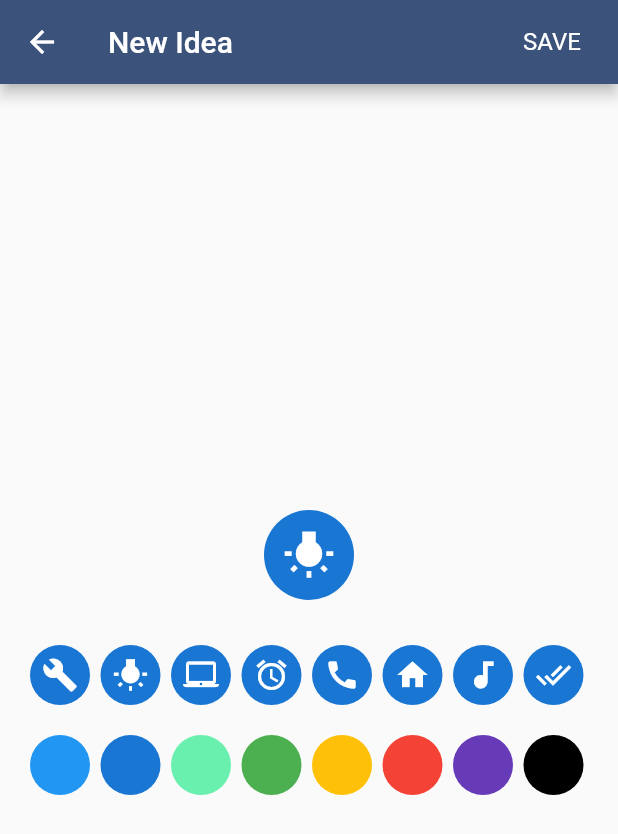
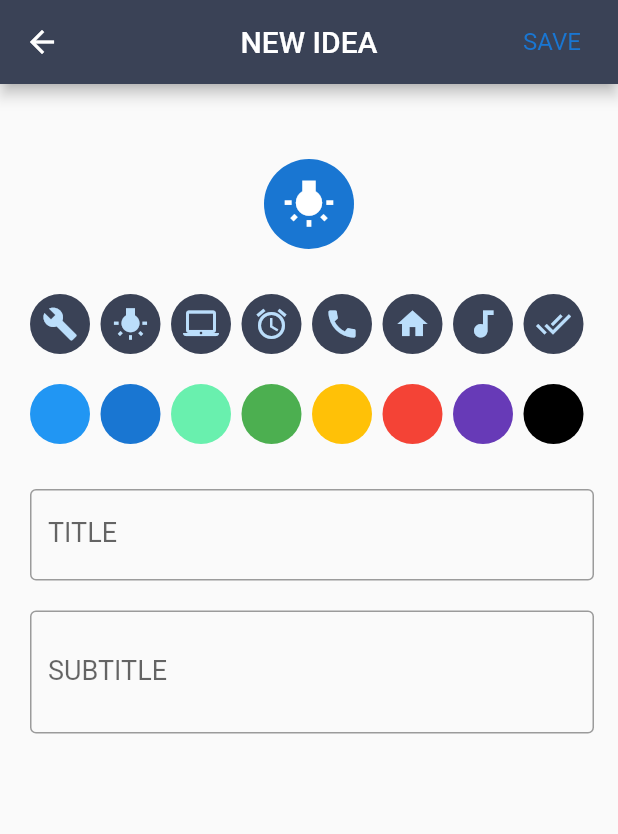
Before and after one commit to JBDionisio/flutter-organization_app, a Flutter app: the IdeasList screen opened directly, on a phone screen of 412 x 824 dp. Shown: the top 834 px of the screen. Run offline on Flutter 3.47's test engine with Material 2 defaults, Android fonts, the phone set to English and light mode, and no system bars.

Commit message:
#1 TextFormField for Title and Subtitle add

```diff
--- a/lib/screens/popups/ideasList.dart
+++ b/lib/screens/popups/ideasList.dart
@@ -10,13 +10,13 @@ class _IdeasListState extends State<IdeasList> {
   Color _color = Colors.blue[700];
   IconData _icon = Icons.wb_incandescent;
 
-
   @override
   Widget build(BuildContext context) {
     return new Scaffold(
       appBar: new AppBar(
-        title: const Text('New Idea'),
-        backgroundColor: Color.fromRGBO(59, 82, 122, 1.0),
+        title: const Text('NEW IDEA',),
+        backgroundColor: Color.fromRGBO(58, 66, 86, 1.0),
+        centerTitle: true,
         actions: [
           new FlatButton(
               onPressed: () {
@@ -29,15 +29,18 @@ class _IdeasListState extends State<IdeasList> {
                       .of(context)
                       .textTheme
                       .subhead
-                      .copyWith(color: Colors.white))),
+                      .copyWith(color: _color))),
         ],
       ),
-      body: Center(
-        child: Column(
+      resizeToAvoidBottomPadding: true,
+      body: ListView(
+        children: <Widget>[
+          Column(
             mainAxisAlignment: MainAxisAlignment.center,
             children: <Widget>[
               new Container(
-              padding: EdgeInsets.only(left: 40.0, right:40.0, bottom: 20.0),
+                padding: EdgeInsets.only(left: 40.0, right:40.0,
+                    bottom: 20.0, top: 50.0),
                 //color: Colors.black,
                 child: Center(
                   child: CircleAvatar(
@@ -69,8 +72,50 @@ class _IdeasListState extends State<IdeasList> {
                 ],
               ),
 
+              Container(
+                padding: EdgeInsets.only(left: 20.0, right: 16.0,
+                    top: 20.0, bottom: 20.0),
+                child: Theme(
+                    data: new ThemeData(
+                    primaryColor: _color,
+                  ),
+                    child: TextFormField(
+                      style: TextStyle(fontSize: 18.0, color: Colors.black),
+                      textCapitalization: TextCapitalization.sentences,
+                      decoration: InputDecoration(
+                          labelText: "TITLE",
+                          border: OutlineInputBorder(),
+                          hintStyle: TextStyle(color: Colors.deepPurple)
+
+                      ),
+                    ),
+                  )
+
+              ),
+              Container(
+                  padding: EdgeInsets.only(left: 20.0, right: 16.0,
+                      bottom: 20.0),
+                  child: Theme(
+                    data: new ThemeData(
+                      primaryColor: _color,
+                    ),
+                    child: TextFormField(
+                      style: TextStyle(fontSize: 18.0, color: Colors.black),
+                      textCapitalization: TextCapitalization.sentences,
+                      maxLines: 2,
+                      decoration: InputDecoration(
+                          labelText: "SUBTITLE",
+                          border: OutlineInputBorder(),
+                          hintStyle: TextStyle(color: Colors.deepPurple)
+
+                      ),
+                    ),
+                  )
+
+              )
             ],
           ),
+        ],
       )
     );
   }
@@ -86,6 +131,7 @@ class _IdeasListState extends State<IdeasList> {
             });
           },
           child: CircleAvatar(
+              backgroundColor: Color.fromRGBO(58, 66, 86, 1.0),
               child: Icon(Icons.build)
           ),
         ),
@@ -98,6 +144,7 @@ class _IdeasListState extends State<IdeasList> {
             });
           },
           child: CircleAvatar(
+              backgroundColor: Color.fromRGBO(58, 66, 86, 1.0),
               child: Icon(Icons.wb_incandescent)
           ),
         ),
@@ -110,6 +157,7 @@ class _IdeasListState extends State<IdeasList> {
             });
           },
           child: CircleAvatar(
+              backgroundColor: Color.fromRGBO(58, 66, 86, 1.0),
               child: Icon(Icons.laptop_mac)
           ),
         ),
@@ -122,6 +170,7 @@ class _IdeasListState extends State<IdeasList> {
             });
           },
           child: CircleAvatar(
+              backgroundColor: Color.fromRGBO(58, 66, 86, 1.0),
               child: Icon(Icons.alarm)
           ),
         ),
@@ -134,6 +183,7 @@ class _IdeasListState extends State<IdeasList> {
             });
           },
           child: CircleAvatar(
+              backgroundColor: Color.fromRGBO(58, 66, 86, 1.0),
               child: Icon(Icons.call)
           ),
         ),
@@ -146,6 +196,7 @@ class _IdeasListState extends State<IdeasList> {
             });
           },
           child: CircleAvatar(
+              backgroundColor: Color.fromRGBO(58, 66, 86, 1.0),
               child: Icon(Icons.home)
           ),
         ),
@@ -158,6 +209,7 @@ class _IdeasListState extends State<IdeasList> {
             });
           },
           child: CircleAvatar(
+              backgroundColor: Color.fromRGBO(58, 66, 86, 1.0),
               child: Icon(Icons.audiotrack)
           ),
         ),
@@ -170,6 +222,7 @@ class _IdeasListState extends State<IdeasList> {
             });
           },
           child: CircleAvatar(
+              backgroundColor: Color.fromRGBO(58, 66, 86, 1.0),
               child: Icon(Icons.done_all)
           ),
         ),
```
Lines whose indentation alone changed are shown as unchanged.
